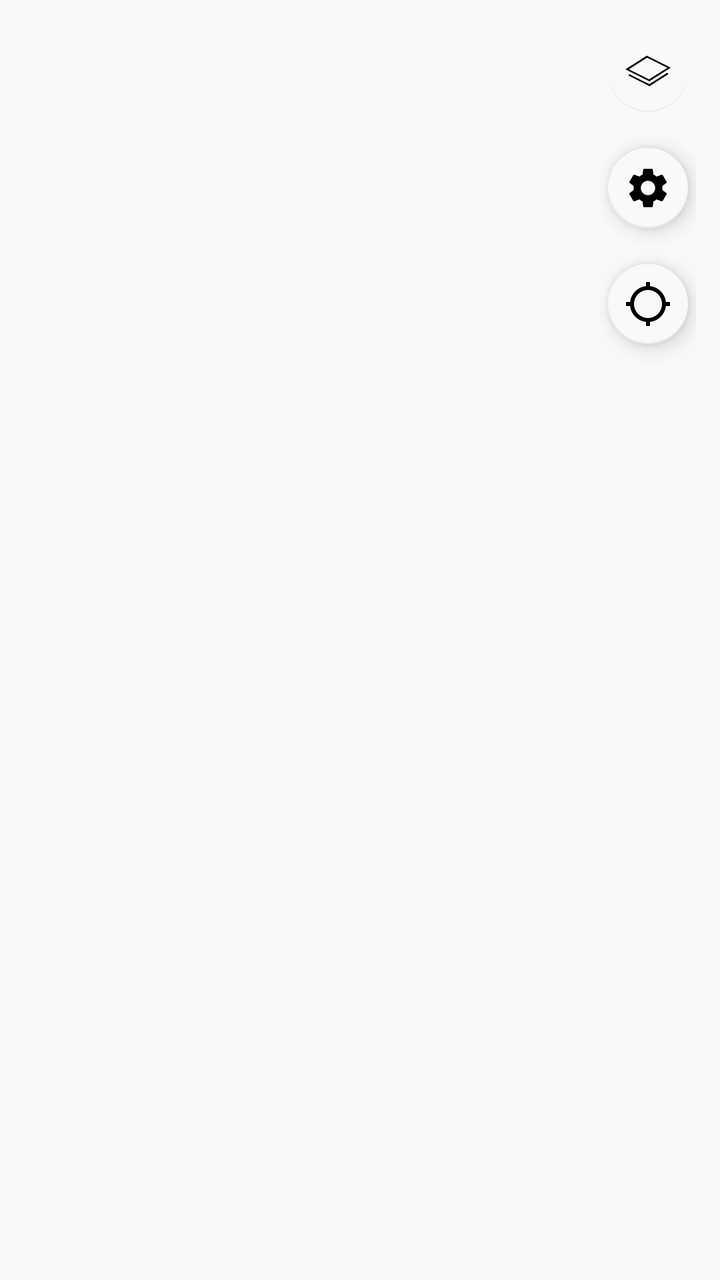
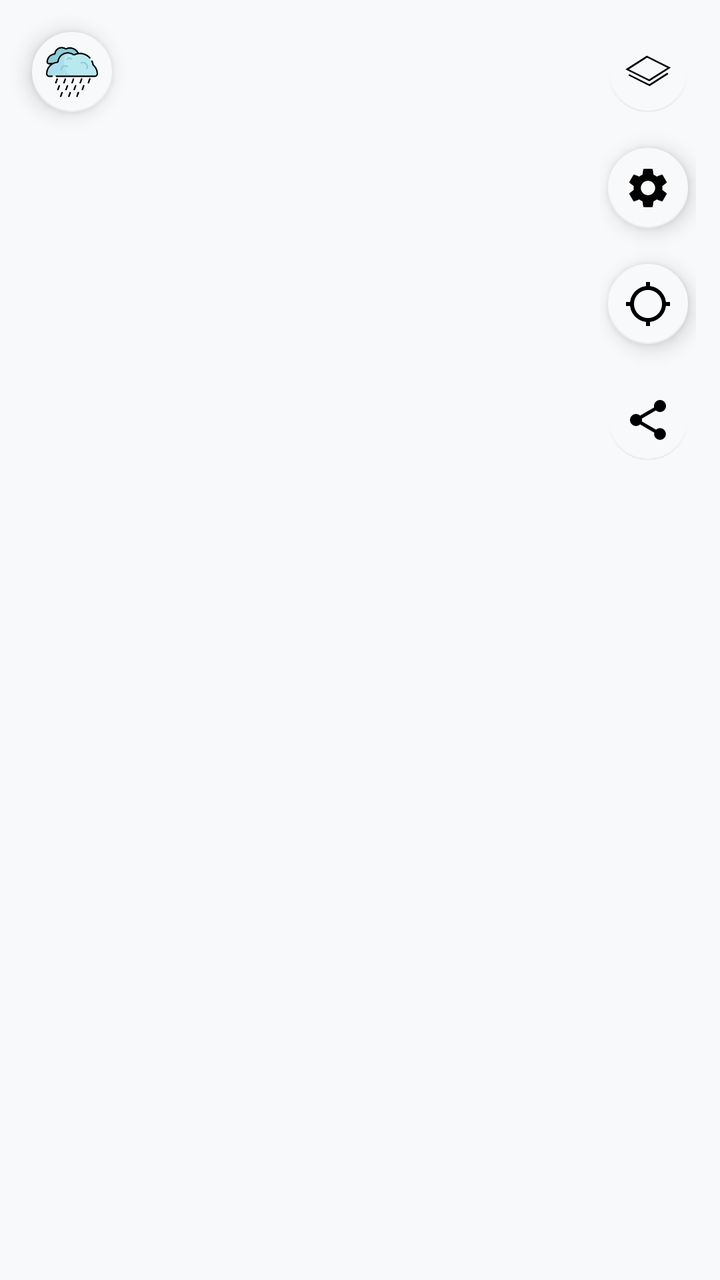

An Android layout rendered at two revisions. The XML below is the earlier revision; the diff shows what the commit changed to produce the second picture.
<!-- AndroidManifest.xml: application theme Base.Theme.Meteocool -->
<!-- res/layout/fragment_map.xml -->
<?xml version="1.0" encoding="utf-8"?>
<FrameLayout xmlns:android="http://schemas.android.com/apk/res/android"
        xmlns:app="http://schemas.android.com/apk/res-auto"
        xmlns:tools="http://schemas.android.com/tools"
        android:id="@+id/mapRoot"
        android:layout_width="match_parent"
        android:layout_height="match_parent"
        android:background="?android:attr/colorBackground"
        tools:context=".ui.map.WebFragment">

    
    <FrameLayout
            android:id="@+id/webContainer"
            android:layout_width="match_parent"
            android:layout_height="match_parent" />

    <LinearLayout
            android:id="@+id/controls"
            android:layout_width="wrap_content"
            android:layout_height="wrap_content"
            android:layout_gravity="top|end"
            android:layout_marginTop="@dimen/map_control_margin"
            android:layout_marginEnd="@dimen/map_control_margin"
            android:orientation="vertical">

        <com.google.android.material.floatingactionbutton.FloatingActionButton
                android:id="@+id/layers"
                style="@style/MapControl"
                android:contentDescription="@string/map_layers"
                android:enabled="false"
                app:srcCompat="@drawable/ic_layer" />

        <com.google.android.material.floatingactionbutton.FloatingActionButton
                android:id="@+id/settings"
                style="@style/MapControl"
                android:contentDescription="@string/title_settings"
                app:srcCompat="@drawable/ic_settings" />

        <com.google.android.material.floatingactionbutton.FloatingActionButton
                android:id="@+id/locateMe"
                style="@style/MapControl"
                android:contentDescription="@string/location_button"
                app:srcCompat="@drawable/ic_location_off" />
    </LinearLayout>

    
    <com.google.android.material.card.MaterialCardView
            android:id="@+id/loadStatus"
            android:layout_width="wrap_content"
            android:layout_height="wrap_content"
            android:layout_gravity="center"
            android:layout_margin="32dp"
            android:accessibilityLiveRegion="polite"
            android:visibility="gone"
            app:cardCornerRadius="20dp"
            tools:visibility="visible">

        <LinearLayout
                android:layout_width="wrap_content"
                android:layout_height="wrap_content"
                android:gravity="center_vertical"
                android:orientation="horizontal"
                android:paddingStart="18dp"
                android:paddingTop="14dp"
                android:paddingEnd="18dp"
                android:paddingBottom="14dp">

            <com.google.android.material.progressindicator.CircularProgressIndicator
                    android:layout_width="wrap_content"
                    android:layout_height="wrap_content"
                    android:indeterminate="true"
                    app:indicatorSize="20dp"
                    app:trackThickness="2dp" />

            <TextView
                    android:layout_width="wrap_content"
                    android:layout_height="wrap_content"
                    android:layout_marginStart="10dp"
                    android:text="@string/map_load_failed"
                    android:textAppearance="?attr/textAppearanceBody2" />
        </LinearLayout>
    </com.google.android.material.card.MaterialCardView>
</FrameLayout>
<!-- resources referenced by this layout -->
<resources>
  <dimen name="map_control_margin">12dp</dimen>
  <!-- drawable ic_layer (drawable) -->
  <vector xmlns:android="http://schemas.android.com/apk/res/android"
      android:width="48dp"
      android:height="48dp"
      android:viewportWidth="12.7"
      android:viewportHeight="12.7">
    <path
        android:pathData="M6.0344,2.0318 L0.3675,5.6403 6.715,8.8243 12.3819,5.2158ZM6.1333,2.5507 L11.4689,5.2271 6.6369,8.3039 1.3013,5.6276Z"
        android:strokeWidth="0.180653"
        android:fillColor="#000000"
        android:fillType="evenOdd"/>
    <path
        android:pathData="M11.471,6.5313 L6.693,9.574 1.3755,6.907 1.176,7.2879 6.771,10.0944 11.7413,6.9297Z"
        android:strokeWidth="0.180653"
        android:fillColor="#000000"
        android:fillType="evenOdd"/>
  </vector>
  <!-- drawable ic_location_off (drawable) -->
  <vector xmlns:android="http://schemas.android.com/apk/res/android"
          android:width="24dp"
          android:height="24dp"
          android:viewportWidth="24"
          android:viewportHeight="24"
          android:tint="?attr/colorControlNormal">
      <path
              android:fillColor="@android:color/white"
              android:pathData="M20.94,11c-0.46,-4.17 -3.77,-7.48 -7.94,-7.94L13,1h-2v2.06C6.83,3.52 3.52,6.83 3.06,11L1,11v2h2.06c0.46,4.17 3.77,7.48 7.94,7.94L11,23h2v-2.06c4.17,-0.46 7.48,-3.77 7.94,-7.94L23,13v-2h-2.06zM12,19c-3.87,0 -7,-3.13 -7,-7s3.13,-7 7,-7 7,3.13 7,7 -3.13,7 -7,7z" />
  </vector>
  <string name="location_button">Location</string>
  <string name="map_layers">Map Layers</string>
  <string name="map_load_failed">The map could not load. Trying again…</string>
  <string name="title_settings">Settings</string>
  <style name="MapControl">
          <item name="android:layout_width">wrap_content</item>
          <item name="android:layout_height">wrap_content</item>
          <item name="android:layout_marginBottom">@dimen/map_control_spacing</item>
          <item name="fabSize">mini</item>
          <item name="backgroundTint">?attr/colorSurface</item>
          <item name="tint">?attr/colorOnSurface</item>
      </style>
  <dimen name="map_control_spacing">10dp</dimen>
  <color name="black_0">#000000</color>
  <color name="white_0">#ffffff</color>
  <color name="turquoise_cloud_0">#8bcdd8</color>
  <color name="white_10">#f8f9fa</color>
  <color name="red_600">#b00020</color>
  <!-- unchanged entries left out for length: 2 -->
</resources>

<!-- the commit's change to res/layout/fragment_map.xml (unified diff, before → after) -->
@@ -41,7 +41,27 @@
                 style="@style/MapControl"
                 android:contentDescription="@string/location_button"
                 app:srcCompat="@drawable/ic_location_off" />
+
+        
+        <com.google.android.material.floatingactionbutton.FloatingActionButton
+                android:id="@+id/share"
+                style="@style/MapControl"
+                android:contentDescription="@string/map_share"
+                android:enabled="false"
+                app:srcCompat="@drawable/ic_share" />
     </LinearLayout>
+
+    
+    <com.google.android.material.floatingactionbutton.FloatingActionButton
+            android:id="@+id/logo"
+            style="@style/MapControl"
+            android:layout_gravity="top|start"
+            android:layout_marginStart="@dimen/map_control_margin"
+            android:layout_marginTop="@dimen/map_control_margin"
+            android:contentDescription="@string/show_radar"
+            app:maxImageSize="26dp"
+            app:srcCompat="@drawable/rain"
+            app:tint="@null" />
 
     
     <com.google.android.material.card.MaterialCardView
<!-- resource entries referenced after the edit -->
@@ -29,9 +29,23 @@
               android:fillColor="@android:color/white"
               android:pathData="M20.94,11c-0.46,-4.17 -3.77,-7.48 -7.94,-7.94L13,1h-2v2.06C6.83,3.52 3.52,6.83 3.06,11L1,11v2h2.06c0.46,4.17 3.77,7.48 7.94,7.94L11,23h2v-2.06c4.17,-0.46 7.48,-3.77 7.94,-7.94L23,13v-2h-2.06zM12,19c-3.87,0 -7,-3.13 -7,-7s3.13,-7 7,-7 7,3.13 7,7 -3.13,7 -7,7z" />
   </vector>
+  <!-- drawable ic_share (drawable) -->
+  <vector xmlns:android="http://schemas.android.com/apk/res/android"
+          android:width="24dp"
+          android:height="24dp"
+          android:viewportWidth="24"
+          android:viewportHeight="24"
+          android:tint="?attr/colorControlNormal">
+      <path
+              android:fillColor="@android:color/white"
+              android:pathData="M18,16.08c-0.76,0 -1.44,0.3 -1.96,0.77L8.91,12.7c0.05,-0.23 0.09,-0.46 0.09,-0.7s-0.04,-0.47 -0.09,-0.7l7.05,-4.11c0.54,0.5 1.25,0.81 2.04,0.81c1.66,0 3,-1.34 3,-3s-1.34,-3 -3,-3s-3,1.34 -3,3c0,0.24 0.04,0.47 0.09,0.7L8.04,9.81C7.5,9.31 6.79,9 6,9c-1.66,0 -3,1.34 -3,3s1.34,3 3,3c0.79,0 1.5,-0.31 2.04,-0.81l7.12,4.16c-0.05,0.21 -0.08,0.43 -0.08,0.65c0,1.61 1.31,2.92 2.92,2.92c1.61,0 2.92,-1.31 2.92,-2.92S19.61,16.08 18,16.08z" />
+  </vector>
+  <!-- drawable rain: png bitmap (drawable, 12315 bytes) -->
   <string name="location_button">Location</string>
   <string name="map_layers">Map Layers</string>
   <string name="map_load_failed">The map could not load. Trying again…</string>
+  <string name="map_share">Share</string>
+  <string name="show_radar">Show the radar map</string>
   <string name="title_settings">Settings</string>
   <style name="MapControl">
           <item name="android:layout_width">wrap_content</item>
